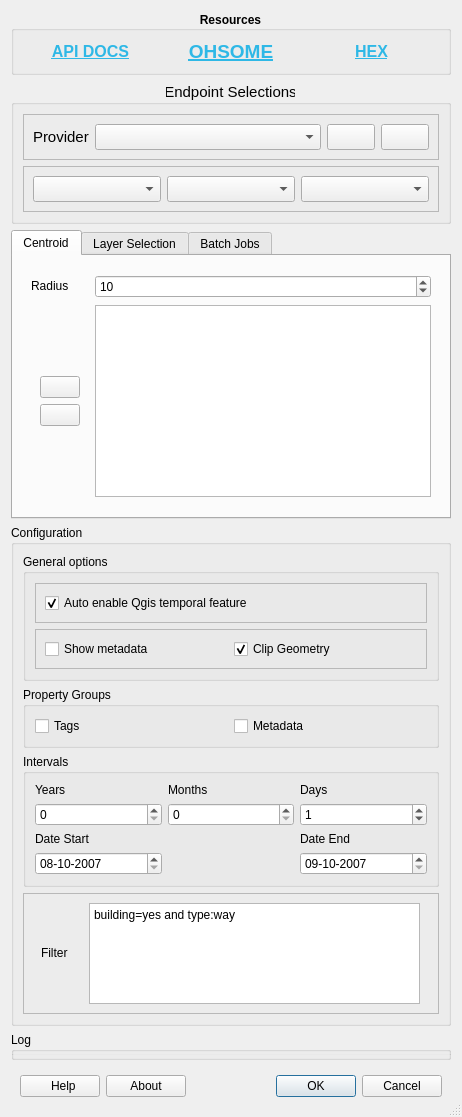
This is OhsomeQgis/gui/OhsomeQgisDialogUI.ui in GIScience/ohsome-qgis-plugin as Qt 5 draws it before an edit. The edited form follows.
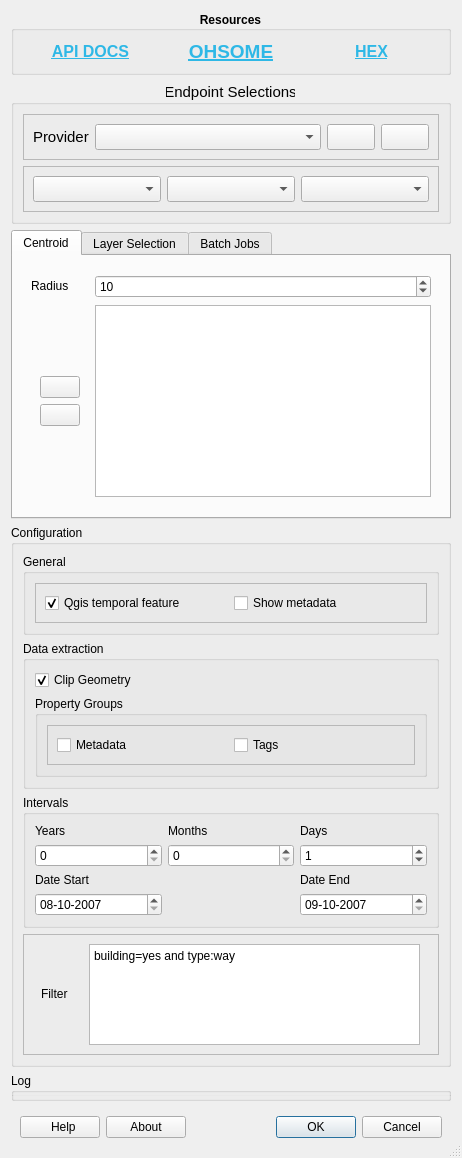
This is the edited form. Icons and pictures are not drawn. Custom widgets are drawn as their Qt base class.

```diff
--- a/OhsomeQgis/gui/OhsomeQgisDialogUI.ui
+++ b/OhsomeQgis/gui/OhsomeQgisDialogUI.ui
@@ -688,37 +688,12 @@
       <item>
        <widget class="QgsCollapsibleGroupBox" name="general_options_group">
         <property name="title">
-         <string>General options</string>
+         <string>General</string>
         </property>
         <property name="collapsed">
          <bool>true</bool>
         </property>
         <layout class="QVBoxLayout" name="verticalLayout_3">
-         <item>
-          <widget class="QFrame" name="frame_5">
-           <property name="frameShape">
-            <enum>QFrame::StyledPanel</enum>
-           </property>
-           <property name="frameShadow">
-            <enum>QFrame::Raised</enum>
-           </property>
-           <layout class="QHBoxLayout" name="horizontalLayout_11">
-            <item>
-             <widget class="QCheckBox" name="check_activate_temporal">
-              <property name="toolTip">
-               <string>Automatically enable the temporal feature for new layers.</string>
-              </property>
-              <property name="text">
-               <string>Auto enable Qgis temporal feature</string>
-              </property>
-              <property name="checked">
-               <bool>true</bool>
-              </property>
-             </widget>
-            </item>
-           </layout>
-          </widget>
-         </item>
          <item>
           <widget class="QFrame" name="frame_6">
            <property name="frameShape">
@@ -728,6 +703,19 @@
             <enum>QFrame::Raised</enum>
            </property>
            <layout class="QHBoxLayout" name="horizontalLayout_12">
+            <item>
+             <widget class="QCheckBox" name="check_activate_temporal">
+              <property name="toolTip">
+               <string>Automatically enable the temporal feature for new layers.</string>
+              </property>
+              <property name="text">
+               <string>Qgis temporal feature</string>
+              </property>
+              <property name="checked">
+               <bool>true</bool>
+              </property>
+             </widget>
+            </item>
             <item>
              <widget class="QCheckBox" name="check_show_metadata">
               <property name="enabled">
@@ -744,22 +732,6 @@
               </property>
              </widget>
             </item>
-            <item>
-             <widget class="QCheckBox" name="check_clip_geometry">
-              <property name="enabled">
-               <bool>true</bool>
-              </property>
-              <property name="toolTip">
-               <string>&lt;html&gt;&lt;head/&gt;&lt;body&gt;&lt;p&gt;Specify whether the returned geometries of the features should be clipped to the query’s spatial boundary.&lt;/p&gt;&lt;p&gt;&lt;span style=&quot; text-decoration: underline;&quot;&gt;Ony available for the data extraction endpoints&lt;/span&gt;.&lt;/p&gt;&lt;/body&gt;&lt;/html&gt;</string>
-              </property>
-              <property name="text">
-               <string>Clip Geometry</string>
-              </property>
-              <property name="checked">
-               <bool>true</bool>
-              </property>
-             </widget>
-            </item>
            </layout>
           </widget>
          </item>
@@ -772,24 +744,70 @@
          <string>&lt;html&gt;&lt;head/&gt;&lt;body&gt;&lt;p&gt;List of possible property-groups added to each OSM-element.&lt;/p&gt;&lt;p&gt;Only available for data extraction.&lt;/p&gt;&lt;/body&gt;&lt;/html&gt;</string>
         </property>
         <property name="title">
-         <string>Property Groups</string>
+         <string>Data extraction</string>
+        </property>
+        <property name="flat">
+         <bool>false</bool>
         </property>
         <property name="collapsed">
          <bool>false</bool>
         </property>
-        <layout class="QHBoxLayout" name="horizontalLayout_10">
+        <layout class="QVBoxLayout" name="verticalLayout_6">
          <item>
-          <widget class="QCheckBox" name="property_groups_check_tags">
+          <widget class="QCheckBox" name="check_clip_geometry">
+           <property name="enabled">
+            <bool>true</bool>
+           </property>
+           <property name="toolTip">
+            <string>&lt;html&gt;&lt;head/&gt;&lt;body&gt;&lt;p&gt;Specify whether the returned geometries of the features should be clipped to the query’s spatial boundary.&lt;/p&gt;&lt;p&gt;&lt;span style=&quot; text-decoration: underline;&quot;&gt;Ony available for the data extraction endpoints&lt;/span&gt;.&lt;/p&gt;&lt;/body&gt;&lt;/html&gt;</string>
+           </property>
            <property name="text">
-            <string>Tags</string>
+            <string>Clip Geometry</string>
+           </property>
+           <property name="checked">
+            <bool>true</bool>
            </property>
           </widget>
          </item>
          <item>
-          <widget class="QCheckBox" name="property_groups_check_metadata">
-           <property name="text">
-            <string>Metadata</string>
+          <widget class="QGroupBox" name="property_groups_groupbox">
+           <property name="title">
+            <string>Property Groups</string>
            </property>
+           <property name="flat">
+            <bool>false</bool>
+           </property>
+           <property name="checkable">
+            <bool>false</bool>
+           </property>
+           <layout class="QVBoxLayout" name="verticalLayout_7">
+            <item>
+             <widget class="QFrame" name="frame_4">
+              <property name="frameShape">
+               <enum>QFrame::StyledPanel</enum>
+              </property>
+              <property name="frameShadow">
+               <enum>QFrame::Raised</enum>
+              </property>
+              <layout class="QHBoxLayout" name="horizontalLayout_2">
+               <item>
+                <widget class="QCheckBox" name="property_groups_check_metadata">
+                 <property name="text">
+                  <string>Metadata</string>
+                 </property>
+                </widget>
+               </item>
+               <item>
+                <widget class="QCheckBox" name="property_groups_check_tags">
+                 <property name="text">
+                  <string>Tags</string>
+                 </property>
+                </widget>
+               </item>
+              </layout>
+             </widget>
+            </item>
+           </layout>
           </widget>
          </item>
         </layout>
@@ -800,6 +818,9 @@
         <property name="title">
          <string>Intervals</string>
         </property>
+        <property name="flat">
+         <bool>true</bool>
+        </property>
         <property name="collapsed">
          <bool>false</bool>
         </property>
```
Left out of the diff: 179 changed lines with no effect on the pictures.
